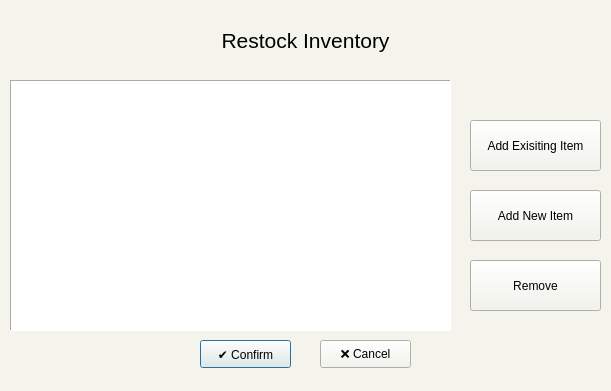
This is restock.ui in ongchangco/Economystique2 as Qt 5 draws it before an edit. The edited form follows.
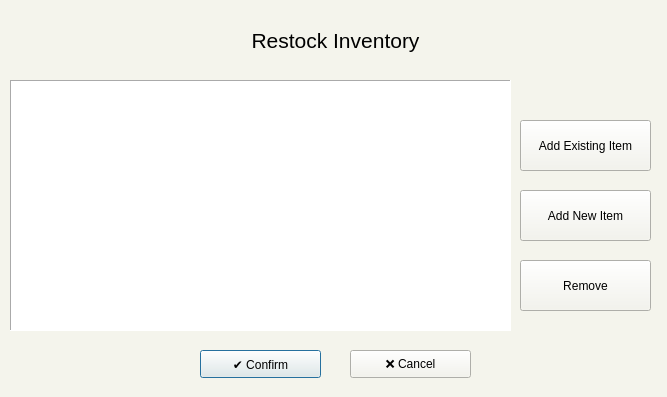
This is the edited form. Icons and pictures are not drawn.

Commit message: Restock Finished all Functionalities Added dbEditor.py for manipulation

Patch:
```diff
--- a/restock.ui
+++ b/restock.ui
@@ -6,8 +6,8 @@
    <rect>
     <x>0</x>
     <y>0</y>
-    <width>611</width>
-    <height>391</height>
+    <width>667</width>
+    <height>397</height>
    </rect>
   </property>
   <property name="windowTitle">
@@ -24,8 +24,8 @@
    <property name="geometry">
     <rect>
      <x>200</x>
-     <y>340</y>
-     <width>91</width>
+     <y>350</y>
+     <width>121</width>
      <height>28</height>
     </rect>
    </property>
@@ -36,9 +36,9 @@
   <widget class="QPushButton" name="btnCancel">
    <property name="geometry">
     <rect>
-     <x>320</x>
-     <y>340</y>
-     <width>91</width>
+     <x>350</x>
+     <y>350</y>
+     <width>121</width>
      <height>28</height>
     </rect>
    </property>
@@ -51,7 +51,7 @@
     <rect>
      <x>10</x>
      <y>10</y>
-     <width>591</width>
+     <width>651</width>
      <height>61</height>
     </rect>
    </property>
@@ -70,7 +70,7 @@
   <widget class="QPushButton" name="btnRemove">
    <property name="geometry">
     <rect>
-     <x>470</x>
+     <x>520</x>
      <y>260</y>
      <width>131</width>
      <height>51</height>
@@ -87,7 +87,7 @@
   <widget class="QPushButton" name="btnAddNew">
    <property name="geometry">
     <rect>
-     <x>470</x>
+     <x>520</x>
      <y>190</y>
      <width>131</width>
      <height>51</height>
@@ -106,7 +106,7 @@
     <rect>
      <x>10</x>
      <y>80</y>
-     <width>441</width>
+     <width>501</width>
      <height>251</height>
     </rect>
    </property>
@@ -132,14 +132,14 @@
   <widget class="QPushButton" name="btnAdd">
    <property name="geometry">
     <rect>
-     <x>470</x>
+     <x>520</x>
      <y>120</y>
      <width>131</width>
      <height>51</height>
     </rect>
    </property>
    <property name="text">
-    <string>Add Exisiting Item</string>
+    <string>Add Existing Item</string>
    </property>
    <property name="icon">
     <iconset>
```
The commit also changes 9 other files.
